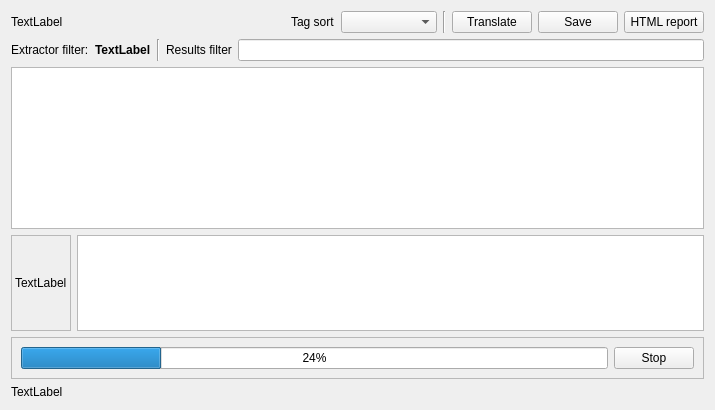
This is utils/pixivindextab.ui in kernel1024/jpreader as Qt 5 draws it before an edit. The edited form follows.
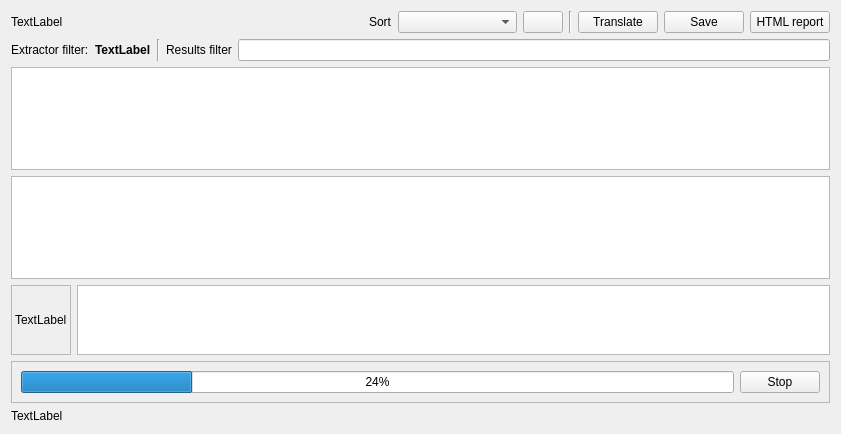
This is the edited form. Icons and pictures are not drawn.

Commit message:
Pixiv artworks mode for index extractor.
Intermediate commit. Filter and report features not ready yet.

Diff of the .ui file:
```diff
--- a/utils/pixivindextab.ui
+++ b/utils/pixivindextab.ui
@@ -6,8 +6,8 @@
    <rect>
     <x>0</x>
     <y>0</y>
-    <width>715</width>
-    <height>410</height>
+    <width>841</width>
+    <height>434</height>
    </rect>
   </property>
   <property name="windowTitle">
@@ -39,7 +39,7 @@
      <item>
       <widget class="QLabel" name="label">
        <property name="text">
-        <string>Tag sort</string>
+        <string>Sort</string>
        </property>
        <property name="buddy">
         <cstring>comboSort</cstring>
@@ -49,7 +49,17 @@
      <item>
       <widget class="QComboBox" name="comboSort">
        <property name="placeholderText">
-        <string>- select tag -</string>
+        <string>- select column -</string>
+       </property>
+      </widget>
+     </item>
+     <item>
+      <widget class="QPushButton" name="buttonReverseSort">
+       <property name="text">
+        <string/>
+       </property>
+       <property name="icon">
+        <iconset theme="view-sort"/>
        </property>
       </widget>
      </item>
@@ -141,6 +151,31 @@
      </layout>
     </widget>
    </item>
+   <item>
+    <widget class="QListView" name="list">
+     <property name="selectionMode">
+      <enum>QAbstractItemView::SingleSelection</enum>
+     </property>
+     <property name="verticalScrollMode">
+      <enum>QAbstractItemView::ScrollPerPixel</enum>
+     </property>
+     <property name="horizontalScrollMode">
+      <enum>QAbstractItemView::ScrollPerPixel</enum>
+     </property>
+     <property name="movement">
+      <enum>QListView::Static</enum>
+     </property>
+     <property name="resizeMode">
+      <enum>QListView::Adjust</enum>
+     </property>
+     <property name="viewMode">
+      <enum>QListView::IconMode</enum>
+     </property>
+     <property name="wordWrap">
+      <bool>true</bool>
+     </property>
+    </widget>
+   </item>
    <item>
     <widget class="QTableView" name="table">
      <property name="alternatingRowColors">
```
Left out of the diff: 3 changed lines with no effect on the pictures. The commit also changes 11 other files.
